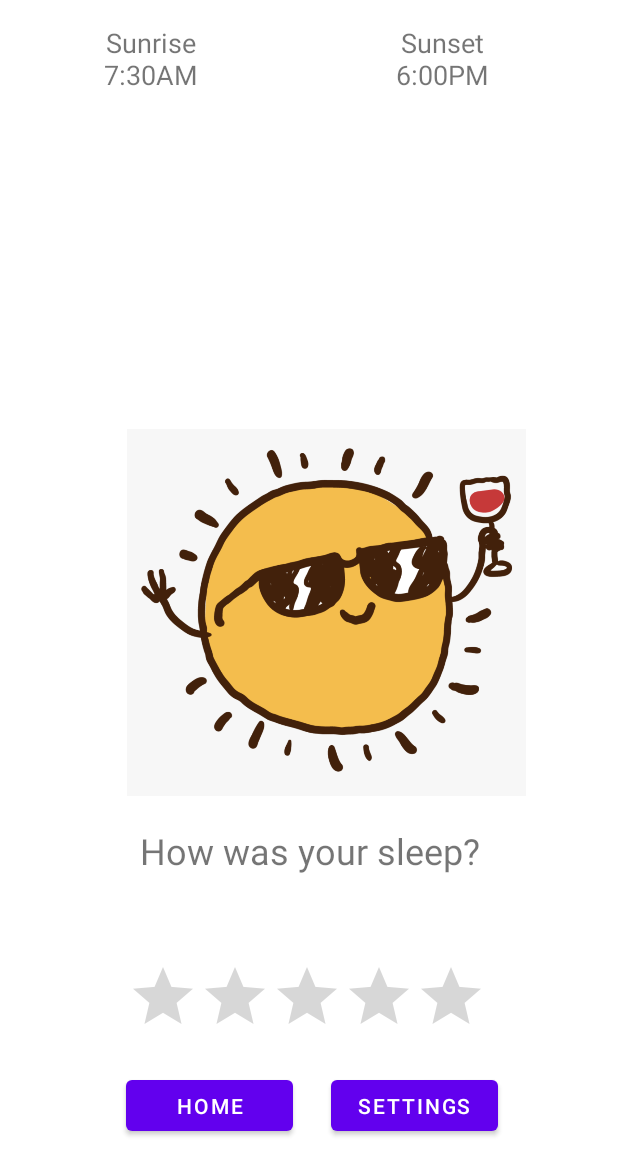
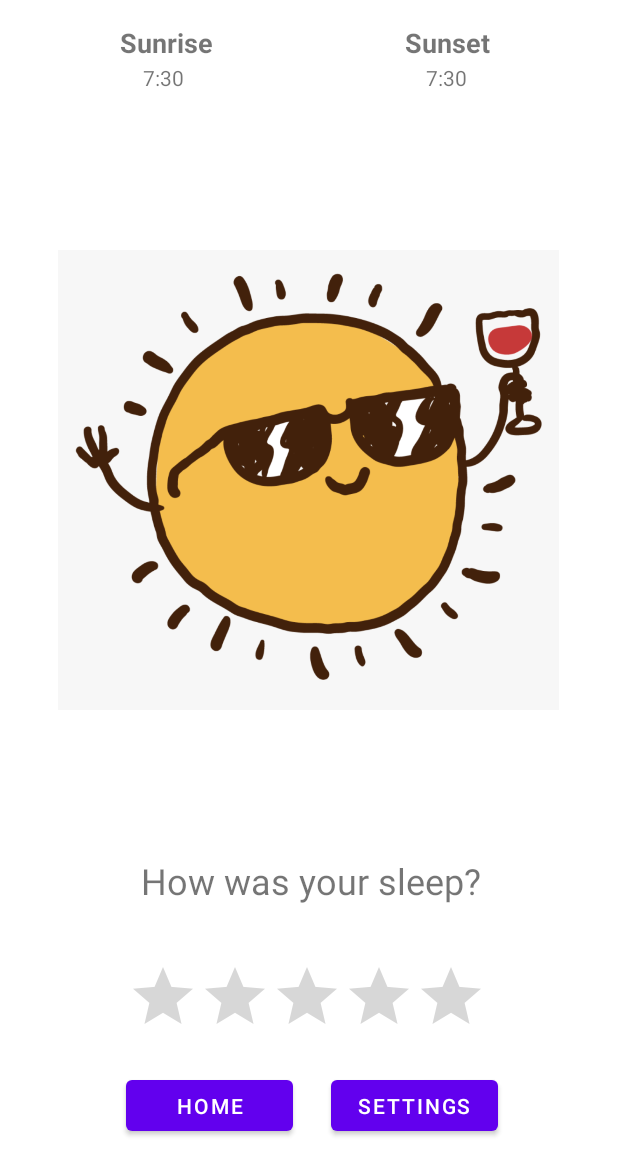
Before and after one commit to marcocanto/SolaRise, an Android app: the layout activity_dashboard.xml on its own in the app's theme, with its tools: preview values and no code run, on a phone screen of 412 x 824 dp. Shown: the top 1175 px of the screen. Run offline under Robolectric (Android 15) with nearby library versions, the phone set to English and light mode, and no system bars.

Commit message:
separated sunset/sunset time into separate text view

```diff
--- a/app/src/main/AndroidManifest.xml
+++ b/app/src/main/AndroidManifest.xml
@@ -13,21 +13,21 @@
         android:roundIcon="@mipmap/ic_launcher_round"
         android:supportsRtl="true"
         android:theme="@style/Theme.SolaRise">
-<!--        <activity-->
-<!--            android:name=".activities.LoginActivity"-->
-<!--            android:label="Login">-->
+        <activity
+            android:name=".activities.LoginActivity"
+            android:label="Login">
+            <intent-filter>
+                <action android:name="android.intent.action.MAIN" />
+                <category android:name="android.intent.category.LAUNCHER" />
+            </intent-filter>
+        </activity>
+        <activity
+            android:name=".activities.MainActivity"
+            android:label="SolaRise">
 <!--            <intent-filter>-->
 <!--                <action android:name="android.intent.action.MAIN" />-->
 <!--                <category android:name="android.intent.category.LAUNCHER" />-->
 <!--            </intent-filter>-->
-<!--        </activity>-->
-        <activity
-            android:name=".activities.MainActivity"
-            android:label="SolaRise">
-            <intent-filter>
-                <action android:name="android.intent.action.MAIN" />
-                <category android:name="android.intent.category.LAUNCHER" />
-            </intent-filter>
         </activity>
         <meta-data
             android:name="preloaded_fonts"
--- a/app/src/main/java/com/example/solarise/activities/MainActivity.java
+++ b/app/src/main/java/com/example/solarise/activities/MainActivity.java
@@ -67,14 +67,14 @@ public class MainActivity extends AppCompatActivity {
             }
         };
 
-        TextView tvSunrise = findViewById(R.id.tvSunrise);
-        TextView tvSunset = findViewById(R.id.tvSunset);
+        TextView tvSunriseTime = findViewById(R.id.tvSunriseTime);
+        TextView tvSunsetTime = findViewById(R.id.tvSunsetTime);
 
         currentDaytime = new Daytime();
         currentDaytime.setListener(json -> {
             currentDaytime.setDaytimeFromJSON(json);
-            tvSunrise.setText(currentDaytime.getSunrise());
-            tvSunset.setText(currentDaytime.getSunset());
+            tvSunriseTime.setText(currentDaytime.getSunrise());
+            tvSunsetTime.setText(currentDaytime.getSunset());
         });
 
         requestPermission.launch(Manifest.permission.ACCESS_COARSE_LOCATION);
--- a/app/src/main/res/layout/activity_dashboard.xml
+++ b/app/src/main/res/layout/activity_dashboard.xml
@@ -8,28 +8,25 @@
 
     <TextView
         android:id="@+id/tvSunrise"
-        android:layout_width="170dp"
-        android:layout_height="50dp"
-        android:layout_marginStart="16dp"
+        android:layout_width="181dp"
+        android:layout_height="26dp"
         android:layout_marginTop="16dp"
-        android:layout_marginEnd="16dp"
-        android:layout_marginBottom="16dp"
+        android:layout_marginEnd="12dp"
         android:fontFamily="sans-serif"
+        android:text="@string/sunrise"
         android:textAlignment="center"
         android:textSize="18sp"
-        android:text="@string/sunrise"
-        app:layout_constraintBottom_toTopOf="@+id/tvSleepQuestion"
-        app:layout_constraintEnd_toStartOf="@+id/sunset"
-        app:layout_constraintHorizontal_bias="1.0"
+        android:textStyle="bold"
+        app:layout_constraintEnd_toStartOf="@+id/tvSunset"
+        app:layout_constraintHorizontal_bias="0.869"
         app:layout_constraintStart_toStartOf="parent"
         app:layout_constraintTop_toTopOf="parent"
-        app:layout_constraintVertical_bias="0.0"
         tools:text="Sunrise\n7:30AM" />
 
     <TextView
         android:id="@+id/tvSunset"
-        android:layout_width="170dp"
-        android:layout_height="50dp"
+        android:layout_width="163dp"
+        android:layout_height="26dp"
         android:layout_marginTop="16dp"
         android:layout_marginEnd="32dp"
         android:layout_marginBottom="16dp"
@@ -37,6 +34,7 @@
         android:text="@string/sunset"
         android:textAlignment="center"
         android:textSize="18sp"
+        android:textStyle="bold"
         app:layout_constraintBottom_toTopOf="@+id/tvSleepQuestion"
         app:layout_constraintEnd_toEndOf="parent"
         app:layout_constraintTop_toTopOf="parent"
@@ -45,15 +43,15 @@
 
     <ImageView
         android:id="@+id/ivSun"
-        android:layout_width="266dp"
-        android:layout_height="282dp"
+        android:layout_width="334dp"
+        android:layout_height="313dp"
         android:layout_marginBottom="1dp"
         android:foregroundGravity="center_vertical|clip_horizontal"
         app:layout_constraintBottom_toTopOf="@+id/tvSleepQuestion"
         app:layout_constraintEnd_toEndOf="parent"
-        app:layout_constraintHorizontal_bias="0.579"
+        app:layout_constraintHorizontal_bias="0.493"
         app:layout_constraintStart_toStartOf="parent"
-        app:layout_constraintTop_toBottomOf="@+id/sunset"
+        app:layout_constraintTop_toBottomOf="@+id/tvSunriseTime"
         app:srcCompat="@drawable/sunglasses" />
 
     <RatingBar
@@ -78,9 +76,10 @@
         android:textSize="24sp"
         app:layout_constraintBottom_toTopOf="@+id/rbSleepRating"
         app:layout_constraintEnd_toEndOf="parent"
+        app:layout_constraintHorizontal_bias="0.507"
         app:layout_constraintStart_toStartOf="parent"
         app:layout_constraintTop_toTopOf="parent"
-        app:layout_constraintVertical_bias="0.95" />
+        app:layout_constraintVertical_bias="0.986" />
 
     <Button
         android:id="@+id/btnHome"
@@ -102,4 +101,26 @@
         app:layout_constraintEnd_toEndOf="parent"
         app:layout_constraintTop_toBottomOf="@+id/rbSleepRating" />
 
+    <TextView
+        android:id="@+id/tvSunriseTime"
+        android:layout_width="176dp"
+        android:layout_height="28dp"
+        android:textAlignment="center"
+        app:layout_constraintEnd_toStartOf="@+id/tvSunset"
+        app:layout_constraintStart_toStartOf="parent"
+        app:layout_constraintTop_toBottomOf="@+id/tvSunrise"
+        tools:text="7:30" />
+
+    <TextView
+        android:id="@+id/tvSunsetTime"
+        android:layout_width="158dp"
+        android:layout_height="27dp"
+        android:text="TextView"
+        android:textAlignment="center"
+        app:layout_constraintEnd_toEndOf="parent"
+        app:layout_constraintHorizontal_bias="0.384"
+        app:layout_constraintStart_toEndOf="@+id/tvSunriseTime"
+        app:layout_constraintTop_toBottomOf="@+id/tvSunset"
+        tools:text="7:30" />
+
 </androidx.constraintlayout.widget.ConstraintLayout>
```
Also changed, not shown: 1 other file.
